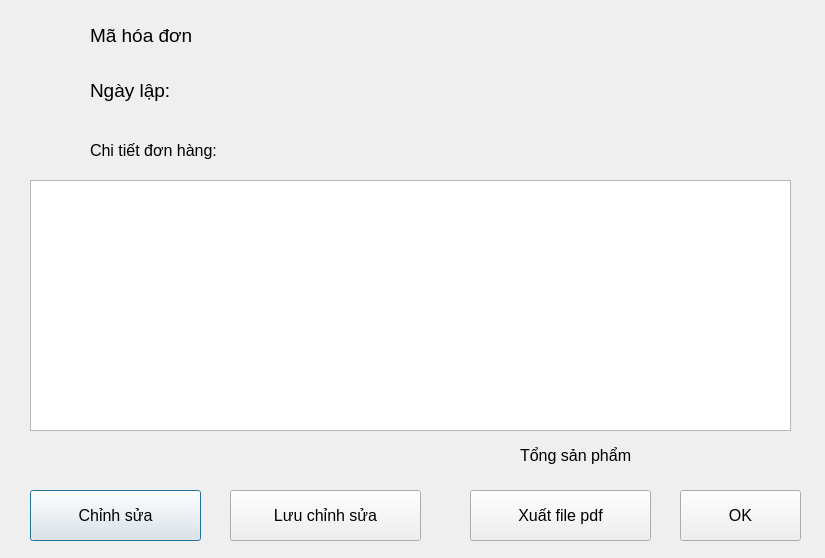
The window that viewinvoicesdetails.ui (suofujita/nekolibro) describes before a commit, drawn with Qt 5.
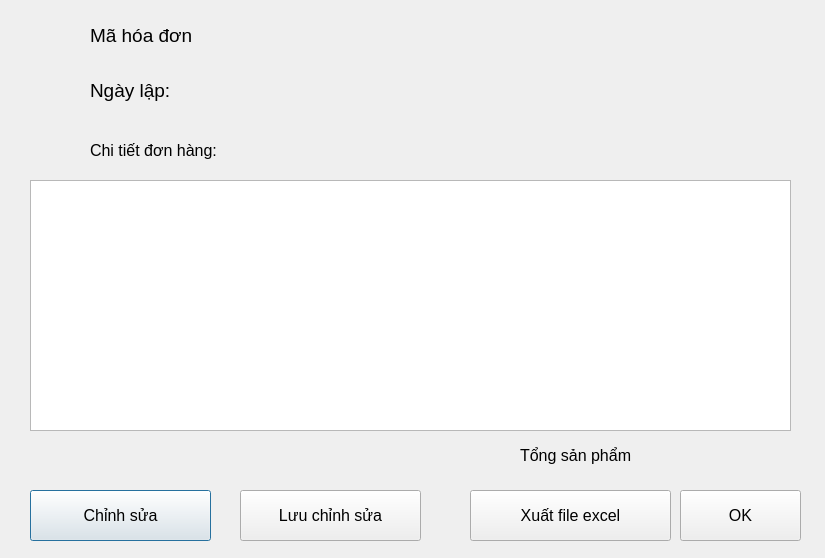
The same window after the commit. Icons and pictures are not drawn.

```diff
--- a/viewinvoicesdetails.ui
+++ b/viewinvoicesdetails.ui
@@ -164,7 +164,7 @@
     <rect>
      <x>30</x>
      <y>490</y>
-     <width>171</width>
+     <width>181</width>
      <height>51</height>
     </rect>
    </property>
@@ -190,9 +190,9 @@
   <widget class="QPushButton" name="save_edit">
    <property name="geometry">
     <rect>
-     <x>230</x>
+     <x>240</x>
      <y>490</y>
-     <width>191</width>
+     <width>181</width>
      <height>51</height>
     </rect>
    </property>
@@ -220,7 +220,7 @@
     <rect>
      <x>470</x>
      <y>490</y>
-     <width>181</width>
+     <width>201</width>
      <height>51</height>
     </rect>
    </property>
@@ -230,7 +230,7 @@
     </font>
    </property>
    <property name="text">
-    <string>Xuất file pdf</string>
+    <string>Xuất file excel</string>
    </property>
    <property name="icon">
     <iconset resource="galeries.qrc">
```
Left out of the diff: 2 changed lines with no effect on the pictures.
